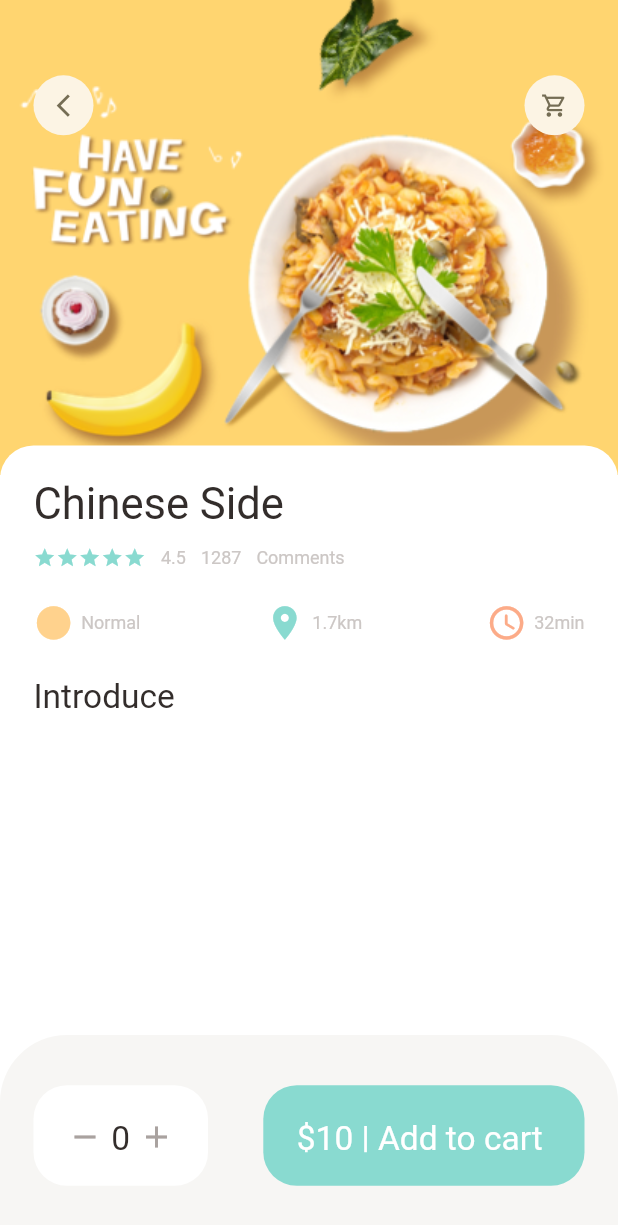
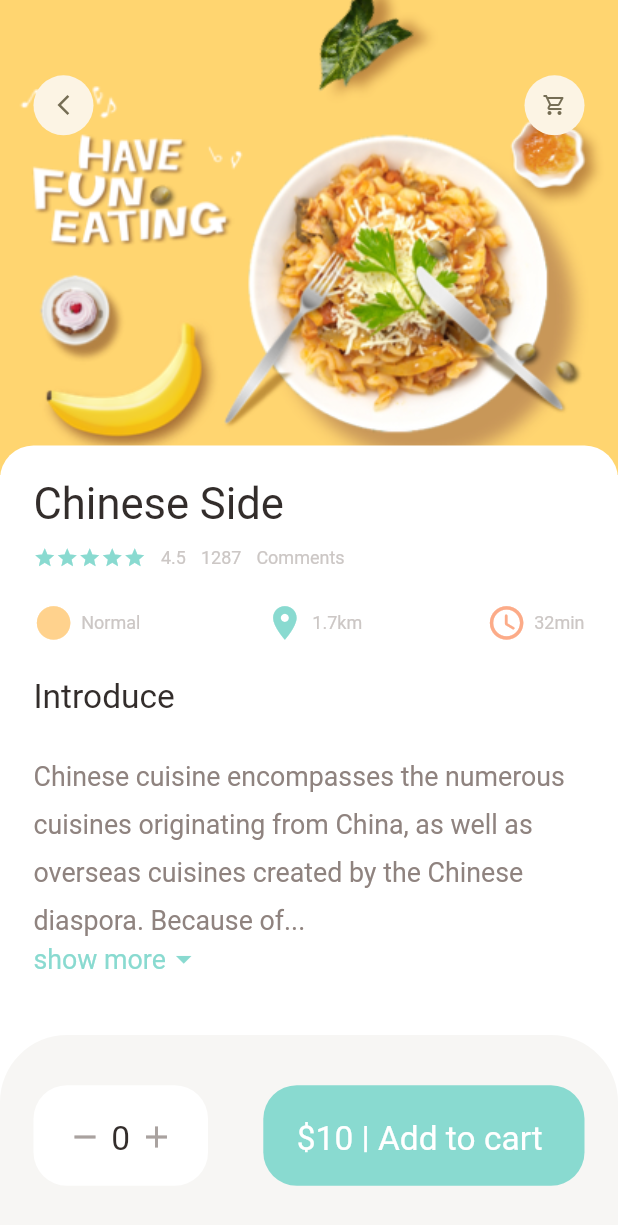
Before and after one commit to Aasimbhat/Food_delivery_app, a Flutter app: the PopularFoodDetail screen opened directly, on a phone screen of 412 x 824 dp. Shown: the top 1225 px of the screen. Run offline on Flutter 3.47's test engine with Material 2 defaults, Android fonts, the phone set to English and light mode, and no system bars; our stand-ins replace dots_indicator, get.

Commit message:
more pages added

```diff
--- a/lib/main.dart
+++ b/lib/main.dart
@@ -1,6 +1,8 @@
 import 'package:flutter/material.dart';
 
 import 'package:food_delivery_app/pages/food/popular_food_detial.dart';
+import 'package:food_delivery_app/pages/food/recommended_food_detial.dart';
+import 'package:food_delivery_app/pages/home/main_food_page.dart';
 import 'package:get/get.dart';
 
 void main() {
@@ -20,7 +22,7 @@ class MyApp extends StatelessWidget {
 
         primarySwatch: Colors.blue,
       ),
-      home:  PopularFoodDetail(),
+      home:  MainFoodPage(),
     );
   }
 }
--- a/lib/pages/food/popular_food_detial.dart
+++ b/lib/pages/food/popular_food_detial.dart
@@ -4,6 +4,7 @@ import 'package:food_delivery_app/utils/dimenstions.dart';
 import 'package:food_delivery_app/widgets/app_column.dart';
 import 'package:food_delivery_app/widgets/app_icon.dart';
 import 'package:food_delivery_app/widgets/big_text.dart';
+import 'package:food_delivery_app/widgets/expandable_text_widget.dart';
 import 'package:food_delivery_app/widgets/icon_and_text_widget.dart';
 import 'package:food_delivery_app/widgets/small_text.dart';
 
@@ -14,6 +15,7 @@ class PopularFoodDetail extends StatelessWidget {
         backgroundColor: Colors.white,
         body: Stack(
           children: [
+            //bg image
             Positioned(
                 left: 0,
                 right: 0,
@@ -25,6 +27,7 @@ class PopularFoodDetail extends StatelessWidget {
                           fit: BoxFit.cover,
                           image: AssetImage("assets/image/food0.png"))),
                 )),
+            //icons widget
             Positioned(
                 top: Dimensions.height45,
                 left: Dimensions.width20,
@@ -36,6 +39,7 @@ class PopularFoodDetail extends StatelessWidget {
                     AppIcon(icon: Icons.shopping_cart_outlined),
                   ],
                 )),
+            //intro to food
             Positioned(
                 left: 0,
                 right: 0,
@@ -58,7 +62,17 @@ class PopularFoodDetail extends StatelessWidget {
                           text: "Chinese Side",
                         ),
                         SizedBox(height: Dimensions.height20),
-                        BigText(text: "Introduce")
+                        BigText(text: "Introduce"),
+                        SizedBox(
+                          height: Dimensions.height20,
+                        ),
+                        //expandable widget
+
+                        Expanded(
+                            child: SingleChildScrollView(
+                                child: ExpandableTextWidget(
+                                    text:
+                                        "Chinese cuisine encompasses the numerous cuisines originating from China, as well as overseas cuisines created by the Chinese diaspora. Because of the Chinese diaspora and historical power of the country, Chinese cuisine has influenced many other cuisines in Asia and beyond, with modifications made to cater to local palates. Chinese food staples such as rice, soy sauce, noodles, tea, chili oil, and tofu, and utensils such as chopsticks and the wok, can now be found worldwide as overseas cuisines created by the Chinese diaspora. Because of the Chinese diaspora and historical power of the country, Chinese cuisine has influenced many other cuisines in Asia and beyond, with modifications made to cater to local palates. Chinese food staples such as rice, soy sauce, noodles, tea, chili oil, and tofu, and utensils such as chopsticks and the wok, can now be found worldwide")))
                       ],
                     )))
           ],
@@ -124,6 +138,7 @@ class PopularFoodDetail extends StatelessWidget {
               )
             ],
           ),
-        ));
+        )
+        );
   }
 }
--- a/lib/pages/home/food_page_body.dart
+++ b/lib/pages/home/food_page_body.dart
@@ -7,7 +7,7 @@ import 'package:food_delivery_app/widgets/big_text.dart';
 import 'package:food_delivery_app/widgets/icon_and_text_widget.dart';
 import 'package:food_delivery_app/widgets/small_text.dart';
 
-import 'package:food_delivery_app/home/main_food_page.dart';
+// import 'package:food_delivery_app/home/main_food_page.dart';
 
 class FoodPageBody extends StatefulWidget {
   @override
--- a/lib/utils/dimenstions.dart
+++ b/lib/utils/dimenstions.dart
@@ -22,6 +22,7 @@ class Dimensions{
   //font size
 static double font26=screenHeight/28.38;
 static double font20=screenHeight/36.9;
+static double font16=screenHeight/46.125;
 
 //radius
   static double radius20=screenHeight/36.9;
--- a/lib/widgets/app_icon.dart
+++ b/lib/widgets/app_icon.dart
@@ -6,11 +6,15 @@ class AppIcon extends StatelessWidget {
   final Color backgroundColor;
   final Color iconColor;
   final double size;
+  final double iconSize;
 
    AppIcon({Key? key, required this.icon,
     this.backgroundColor= const Color(0xfffcf4e4),
     this.iconColor=const Color(0xff756d54),
-    this.size=40}) : super(key: key);
+    this.size=40,
+    this.iconSize=16,
+
+    }) : super(key: key);
   @override
   Widget build(BuildContext context) {
     return Container(
@@ -22,7 +26,7 @@ class AppIcon extends StatelessWidget {
       ),
       child: Icon(
         icon,color: iconColor,
-        size: Dimensions.iconSize16,
+        size: iconSize,
       ),
     );
   }
--- /dev/null
+++ b/lib/widgets/expandable_text_widget.dart
@@ -0,0 +1,60 @@
+import 'package:flutter/material.dart';
+import 'package:food_delivery_app/utils/colors.dart';
+import 'package:food_delivery_app/utils/dimenstions.dart';
+import 'package:food_delivery_app/widgets/small_text.dart';
+
+class ExpandableTextWidget extends StatefulWidget {
+   final String text;
+
+  const ExpandableTextWidget({Key? key,required this.text}) : super(key: key);
+  @override
+  State<ExpandableTextWidget> createState() => _ExpandableTextWidgetState();
+}
+
+class _ExpandableTextWidgetState extends State<ExpandableTextWidget> {
+  late String firstHalf;
+  late String secondHalf;
+
+  bool hiddenText=true;
+
+  double textHeight=Dimensions.screenHeight/5.63;
+
+  @override
+  void initState() {
+    super.initState();
+    if(widget.text.length>textHeight){
+      firstHalf=widget.text.substring(0,textHeight.toInt());
+      secondHalf=widget.text.substring(textHeight.toInt()+1,widget.text.length);
+
+    }else{
+      firstHalf=widget.text;
+      secondHalf="";
+    }
+  }
+  @override
+  Widget build(BuildContext context) {
+    return Container(
+      child: secondHalf.isEmpty?SmallText(color: AppColors.paraColor,size: Dimensions.font16, text: firstHalf):Column(
+        children: [
+          SmallText(height: 1.8, color: AppColors.paraColor, size: Dimensions.font16, text: hiddenText?(firstHalf+"..."):(firstHalf+secondHalf)
+          ),
+          InkWell(
+            onTap: (){
+              setState(() {
+                hiddenText=!hiddenText;
+              });
+            },
+            child: Row(
+              children: [
+                SmallText(size: Dimensions.font16, text: "show more",color: AppColors.mainColor,),
+                Icon(hiddenText?Icons.arrow_drop_down:Icons.arrow_drop_up,color: AppColors.mainColor,)
+              ],
+            ),
+          )
+
+
+        ],
+      ),
+    );
+  }
+}
```
